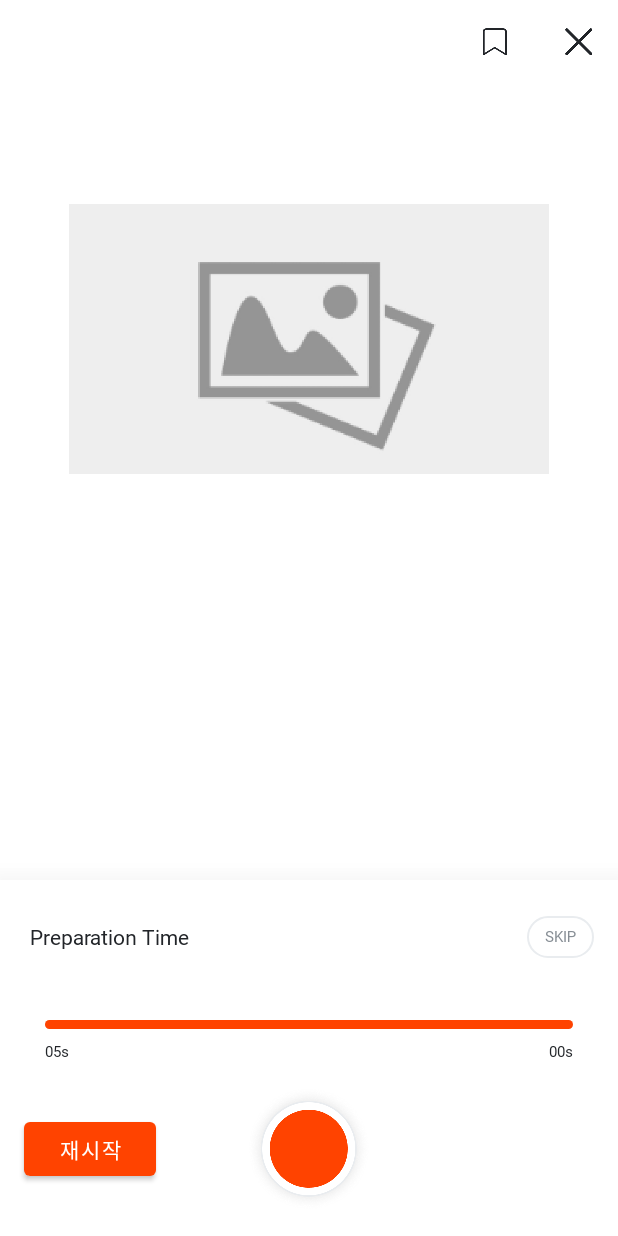
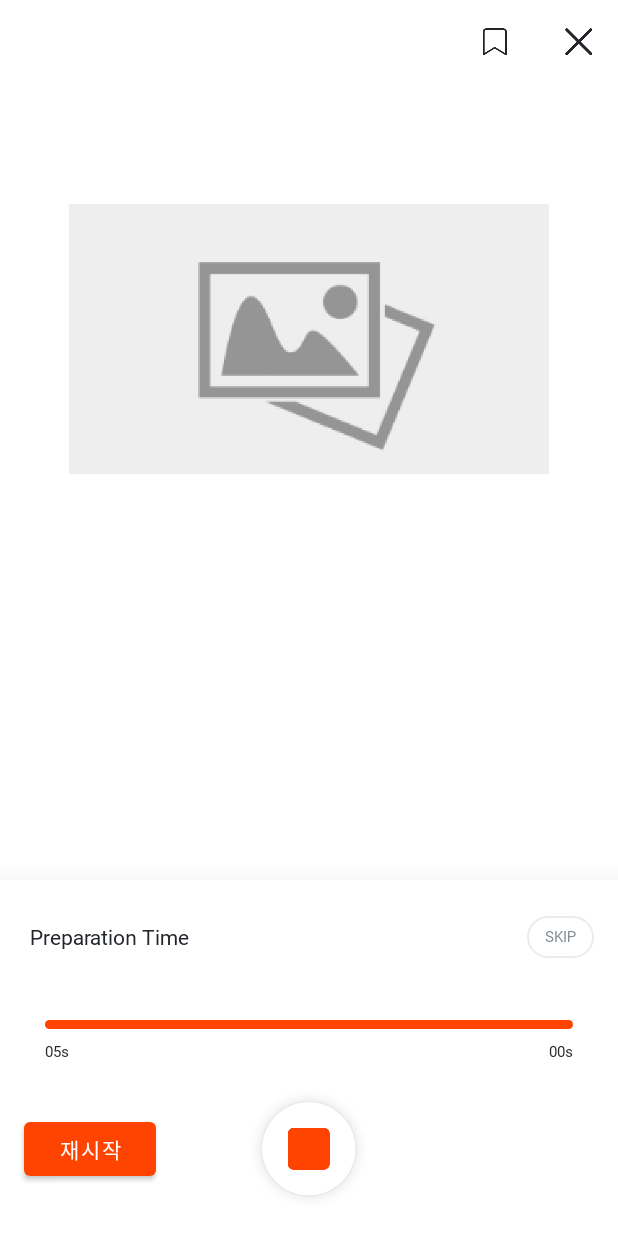
Before and after one commit to teamTost/Tost_Android, an Android app: the layout activity_part2.xml on its own in the app's theme, with its tools: preview values and no code run, on a phone screen of 412 x 824 dp. Run offline under Robolectric (Android 15) with nearby library versions, the phone set to English and light mode, and no system bars.

Commit message:
[Feat] Part2 ViewModel 대거 작성 및 이것저것 수정
1. 프로그래스 상태를 뷰모델에다 집어넣어야하나 ....
2. 일단 녹음 프로그래스 싱크 안맞춰놓음

```diff
--- a/app/src/main/res/layout/activity_part2.xml
+++ b/app/src/main/res/layout/activity_part2.xml
@@ -4,6 +4,10 @@
     xmlns:tools="http://schemas.android.com/tools">
 
     <data>
+
+        <import type="android.view.View" />
+
+        <import type="com.tost.presentation.problem.ProblemState" />
 
         <variable
             name="part"
@@ -12,6 +16,10 @@
         <variable
             name="imageUrl"
             type="String" />
+
+        <variable
+            name="viewModel"
+            type="com.tost.presentation.problem.part2.Part2ViewModel" />
     </data>
 
     <androidx.constraintlayout.widget.ConstraintLayout
@@ -45,9 +53,10 @@
                 android:layout_height="wrap_content"
                 android:layout_marginStart="20dp"
                 android:layout_marginTop="28dp"
-                android:text="@string/preparation_time"
+                android:text="@{context.getString(viewModel.problemState)}"
                 app:layout_constraintStart_toStartOf="parent"
-                app:layout_constraintTop_toTopOf="parent" />
+                app:layout_constraintTop_toTopOf="parent"
+                tools:text="@string/preparation_time" />
 
             <TextView
                 android:id="@+id/button_skip"
@@ -79,14 +88,14 @@
                 android:id="@+id/zone_record"
                 android:layout_width="0dp"
                 android:layout_height="wrap_content"
-                android:visibility="gone"
+                android:visibility="@{viewModel.problemState == ProblemState.PREPARE ? View.GONE : View.VISIBLE}"
                 app:layout_constraintBottom_toBottomOf="parent"
                 app:layout_constraintEnd_toEndOf="parent"
                 app:layout_constraintStart_toStartOf="parent"
                 tools:visibility="visible">
 
                 <com.tost.presentation.problem.widget.AudioStateButton
-                    android:id="@+id/imageView2"
+                    android:id="@+id/button_audio_controller"
                     android:layout_width="wrap_content"
                     android:layout_height="wrap_content"
                     android:layout_marginTop="16dp"
@@ -95,7 +104,8 @@
                     app:layout_constraintEnd_toEndOf="parent"
                     app:layout_constraintStart_toStartOf="parent"
                     app:layout_constraintTop_toTopOf="parent"
-                    app:srcCompat="@drawable/responsetime_btn_record" />
+                    app:srcCompat="@drawable/responsetime_btn_record"
+                    app:state="@{viewModel.audioState}" />
 
                 <Button
                     android:id="@+id/button_restart"
--- a/app/src/main/res/values/strings.xml
+++ b/app/src/main/res/values/strings.xml
@@ -66,5 +66,7 @@
     <string name="question_n">Question %d</string>
     <string name="preparation_time">Preparation Time</string>
     <string name="response_time">Response Time</string>
+    <string name="my_record">My Record</string>
     <string name="audio_permission_rejected">권한을 거부하시면 서비스를 이용하실 수 없어요 ㅠㅠ</string>
+    <string name="cannot_pause_record">해당 안드로이드 버전은 녹음 일시정지가 안돼요! ㅠㅠ</string>
 </resources>
```
Also changed, not shown: app/src/main/java/com/tost/presentation/problem/ProblemState.kt (+9 -4 lines), app/src/main/java/com/tost/presentation/problem/TostRecorder.kt (+7 -4 lines), app/src/main/java/com/tost/presentation/problem/base/AudioBaseActivity.kt (+9 -0 lines), app/src/main/java/com/tost/presentation/problem/part2/Part2Activity.kt (+28 -41 lines), app/src/main/java/com/tost/presentation/problem/part2/Part2ViewModel.kt (+64 -0 lines), app/src/main/java/com/tost/presentation/problem/widget/AudioStateButton.kt (+12 -4 lines).
